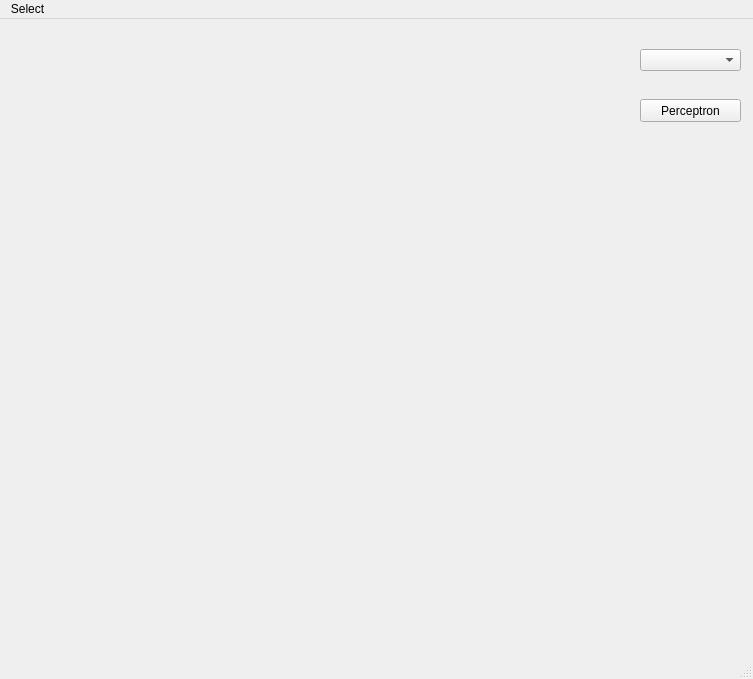
goyour123/Pratice, file Python/ML/pla_ui.ui: the form before one commit.
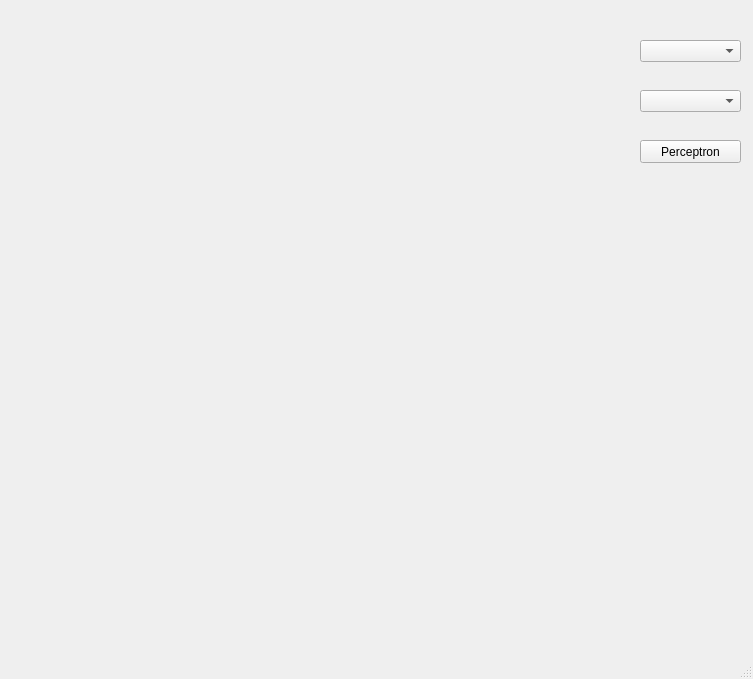
The form after the commit.

Commit message: Use combobox to replace menu select

```diff
--- a/Python/ML/pla_ui.ui
+++ b/Python/ML/pla_ui.ui
@@ -32,7 +32,7 @@
     <property name="geometry">
      <rect>
       <x>640</x>
-      <y>30</y>
+      <y>40</y>
       <width>101</width>
       <height>22</height>
      </rect>
@@ -42,7 +42,7 @@
     <property name="geometry">
      <rect>
       <x>640</x>
-      <y>80</y>
+      <y>140</y>
       <width>101</width>
       <height>23</height>
      </rect>
@@ -51,24 +51,19 @@
      <string>Perceptron</string>
     </property>
    </widget>
-  </widget>
-  <widget class="QMenuBar" name="menubar">
-   <property name="geometry">
-    <rect>
-     <x>0</x>
-     <y>0</y>
-     <width>753</width>
-     <height>21</height>
-    </rect>
-   </property>
-   <widget class="QMenu" name="menuSelect">
-    <property name="title">
-     <string>Select</string>
+   <widget class="QComboBox" name="comboBox_2">
+    <property name="enabled">
+     <bool>true</bool>
     </property>
-    <addaction name="actionIris_Sepel"/>
-    <addaction name="actionIris_Petal"/>
+    <property name="geometry">
+     <rect>
+      <x>640</x>
+      <y>90</y>
+      <width>101</width>
+      <height>22</height>
+     </rect>
+    </property>
    </widget>
-   <addaction name="menuSelect"/>
   </widget>
   <widget class="QStatusBar" name="statusbar"/>
   <action name="actionIris_Sepel">
```
The commit also changes 2 other files.
